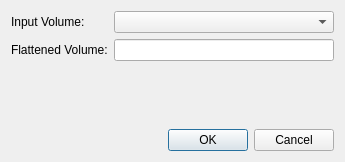
This is ProzessUI/volumeiotestdialog.ui in fsoos74/su as Qt 5 draws it before an edit. The edited form follows.
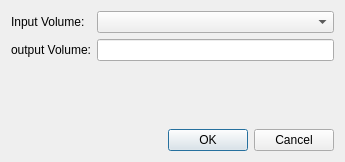
This is the edited form. Icons and pictures are not drawn.

Patch:
```diff
--- a/ProzessUI/volumeiotestdialog.ui
+++ b/ProzessUI/volumeiotestdialog.ui
@@ -46,7 +46,7 @@
      <item row="2" column="0">
       <widget class="QLabel" name="label">
        <property name="text">
-        <string>Flattened Volume:</string>
+        <string>output Volume:</string>
        </property>
       </widget>
      </item>
```
Left out of the diff: 2 changed lines with no effect on the pictures.
